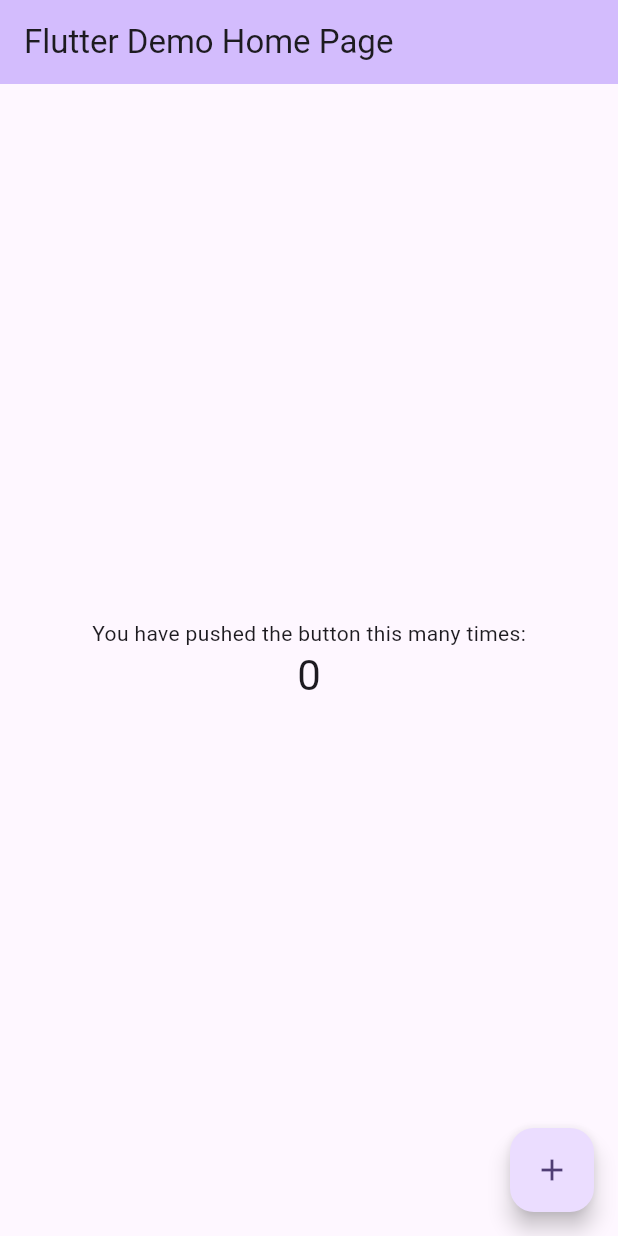
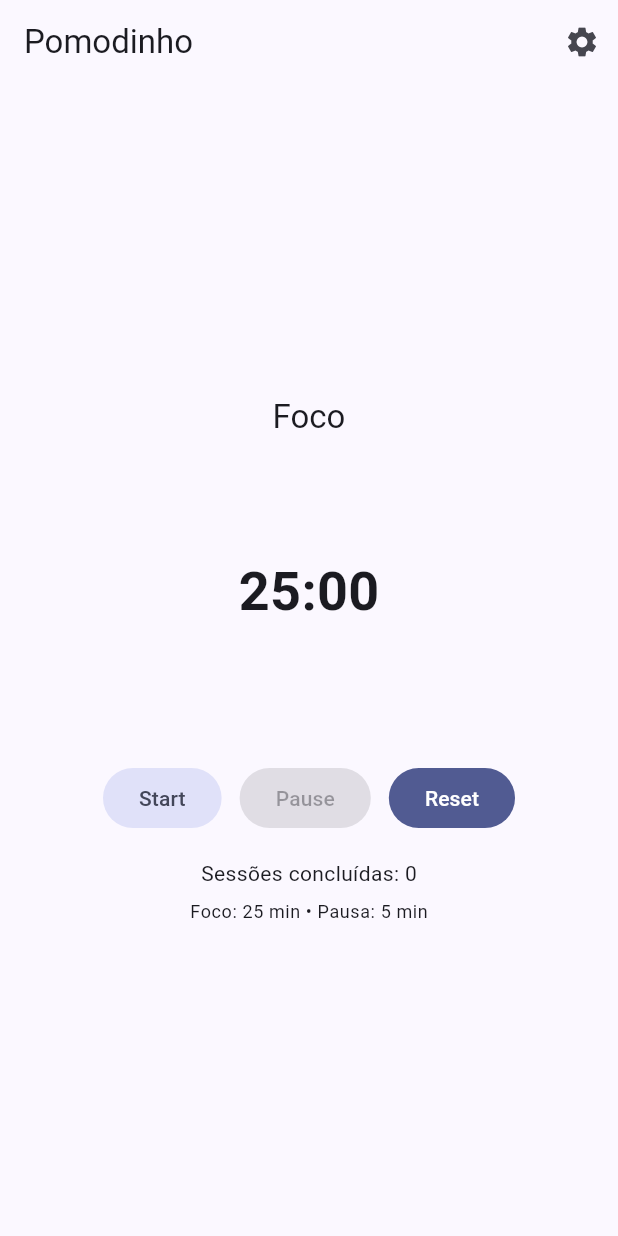
Before and after one commit to HamzeJihad/flutter-state-management-lab, a Flutter app: the screen it shows after launch, on a phone screen of 412 x 824 dp. Run offline on Flutter 3.47's test engine with Material 3 defaults, Android fonts, the phone set to English and light mode, and no system bars; our stand-ins replace get_it, shared_preferences.

Commit message:
pomodoro usando Change e Value notifier

```diff
--- /dev/null
+++ b/lib/app/app.dart
@@ -0,0 +1,25 @@
+import 'package:flutter/material.dart';
+import 'package:flutter_state_management_lab/features/pomodoro/presentation/pages/pomodoro_page.dart';
+import 'theme/app_theme.dart';
+import 'di/locator.dart';
+
+class App extends StatelessWidget {
+  const App({super.key});
+
+  @override
+  Widget build(BuildContext context) {
+    final themeCtrl = sl<ThemeController>();
+    return ValueListenableBuilder<ThemeMode>(
+      valueListenable: themeCtrl.mode,
+      builder: (_, mode, _) {
+        return MaterialApp(
+          title: 'Pomodinho',
+          themeMode: mode,
+          theme: lightTheme,
+          darkTheme: darkTheme,
+          home: const PomodoroPage(),
+        );
+      },
+    );
+  }
+}
--- /dev/null
+++ b/lib/app/theme/app_theme.dart
@@ -0,0 +1,36 @@
+import 'package:flutter/material.dart';
+import '../../domain/repositories/settings_repository.dart';
+
+class ThemeController {
+  final SettingsRepository _repo;
+  final ValueNotifier<ThemeMode> mode;
+
+  ThemeController(this._repo) : mode = ValueNotifier(ThemeMode.light);
+
+  Future<void> init() async {
+    final b = await _repo.loadBrightness();
+    mode.value = (b == Brightness.dark) ? ThemeMode.dark : ThemeMode.light;
+  }
+
+  Future<void> set(ThemeMode m) async {
+    mode.value = m;
+    await _repo.saveBrightness(
+      m == ThemeMode.dark ? Brightness.dark : Brightness.light,
+    );
+  }
+
+  Future<void> toggle() async {
+    final next = mode.value == ThemeMode.light ? ThemeMode.dark : ThemeMode.light;
+    await set(next);
+  }
+}
+
+final ThemeData lightTheme = ThemeData(
+  colorScheme: ColorScheme.fromSeed(seedColor: Colors.indigo),
+  useMaterial3: true,
+);
+
+final ThemeData darkTheme = ThemeData(
+  colorScheme: ColorScheme.fromSeed(seedColor: Colors.indigo, brightness: Brightness.dark),
+  useMaterial3: true,
+);
--- /dev/null
+++ b/lib/core/utils/ticker.dart
@@ -0,0 +1,3 @@
+class Ticker {
+  Stream<int> tick() => Stream.periodic(const Duration(seconds: 1), (i) => i + 1);
+}
--- /dev/null
+++ b/lib/core/utils/time_formatter.dart
@@ -0,0 +1,5 @@
+String formatSeconds(int seconds) {
+  final m = seconds ~/ 60;
+  final s = seconds % 60;
+  return '${m.toString().padLeft(2, '0')}:${s.toString().padLeft(2, '0')}';
+}
--- /dev/null
+++ b/lib/domain/entities/pomodoro_settings.dart
@@ -0,0 +1,12 @@
+class PomodoroSettings {
+  final int workMinutes;
+  final int breakMinutes;
+
+  const PomodoroSettings({required this.workMinutes, required this.breakMinutes});
+
+  PomodoroSettings copyWith({int? workMinutes, int? breakMinutes}) =>
+      PomodoroSettings(
+        workMinutes: workMinutes ?? this.workMinutes,
+        breakMinutes: breakMinutes ?? this.breakMinutes,
+      );
+}
--- /dev/null
+++ b/lib/domain/usecases/load_settings.dart
@@ -0,0 +1,8 @@
+import '../entities/pomodoro_settings.dart';
+import '../repositories/settings_repository.dart';
+
+class LoadSettings {
+  final SettingsRepository repo;
+  LoadSettings(this.repo);
+  Future<PomodoroSettings> call() => repo.load();
+}
--- /dev/null
+++ b/lib/domain/usecases/save_settings.dart
@@ -0,0 +1,8 @@
+import '../entities/pomodoro_settings.dart';
+import '../repositories/settings_repository.dart';
+
+class SaveSettings {
+  final SettingsRepository repo;
+  SaveSettings(this.repo);
+  Future<void> call(PomodoroSettings s) => repo.save(s);
+}
--- /dev/null
+++ b/lib/features/pomodoro/presentation/pages/pomodoro_page.dart
@@ -0,0 +1,168 @@
+import 'package:flutter/material.dart';
+import '../../../../app/di/locator.dart';
+import '../../../../app/theme/app_theme.dart';
+import '../../../../core/utils/time_formatter.dart';
+import '../state/controller_contract.dart';
+import '../state/pomodoro_controller_change.dart';
+
+class PomodoroPage extends StatefulWidget {
+  const PomodoroPage({super.key});
+
+  @override
+  State<PomodoroPage> createState() => _PomodoroPageState();
+}
+
+class _PomodoroPageState extends State<PomodoroPage> {
+  late final IPomodoroController controller;
+
+  @override
+  void initState() {
+    super.initState();
+    controller = sl<PomodoroControllerChange>();
+    controller.init();
+  }
+
+  @override
+  void dispose() {
+    controller.dispose();
+    super.dispose();
+  }
+
+  void _openSettings() async {
+    final workCtrl = TextEditingController(text: controller.workMinutes.toString());
+    final breakCtrl = TextEditingController(text: controller.breakMinutes.toString());
+    final themeCtrl = sl<ThemeController>();
+
+    await showModalBottomSheet(
+      context: context,
+      useSafeArea: true,
+      showDragHandle: true,
+      builder: (_) {
+        return Padding(
+          padding: const EdgeInsets.all(16),
+          child: ListView(
+            children: [
+              const Text('Ajustes', style: TextStyle(fontSize: 18, fontWeight: FontWeight.bold)),
+              const SizedBox(height: 16),
+              TextField(
+                controller: workCtrl,
+                keyboardType: TextInputType.number,
+                decoration: const InputDecoration(labelText: 'Minutos de foco', border: OutlineInputBorder()),
+              ),
+              const SizedBox(height: 12),
+              TextField(
+                controller: breakCtrl,
+                keyboardType: TextInputType.number,
+                decoration: const InputDecoration(labelText: 'Minutos de pausa', border: OutlineInputBorder()),
+              ),
+              const SizedBox(height: 12),
+              Row(
+                children: [
+                  const Text('Tema escuro'),
+                  const Spacer(),
+                  ValueListenableBuilder(
+                    valueListenable: themeCtrl.mode,
+                    builder: (_, mode, _) => Switch(
+                      value: mode == ThemeMode.dark,
+                      onChanged: (_) => themeCtrl.toggle(),
+                    ),
+                  ),
+                ],
+              ),
+              const SizedBox(height: 16),
+              FilledButton(
+                onPressed: () async {
+                  final w = int.tryParse(workCtrl.text) ?? controller.workMinutes;
+                  final b = int.tryParse(breakCtrl.text) ?? controller.breakMinutes;
+                  await controller.updateSettings(workMin: w, breakMin: b);
+                  if (mounted) Navigator.of(context).pop();
+                },
+                child: const Text('Salvar'),
+              ),
+            ],
+          ),
+        );
+      },
+    );
+  }
+
+  @override
+  Widget build(BuildContext context) {
+    return AnimatedBuilder(
+      animation: controller as ChangeNotifier,
+      builder: (_, _) {
+        final remaining = formatSeconds(controller.remainingSeconds);
+        final isRunning = controller.isRunning;
+        final isFocus = controller.phase == PomodoroPhase.focus;
+
+        return Scaffold(
+          appBar: AppBar(
+            title: const Text('Pomodinho'),
+            actions: [
+              IconButton(
+                icon: const Icon(Icons.settings),
+                onPressed: _openSettings,
+              ),
+            ],
+          ),
+          body: Center(
+            child: Padding(
+              padding: const EdgeInsets.all(24),
+              child: Column(
+                mainAxisAlignment: MainAxisAlignment.center,
+                children: [
+                  Text(isFocus ? 'Foco' : 'Pausa', style: Theme.of(context).textTheme.titleLarge),
+                  const SizedBox(height: 12),
+                  SizedBox(
+                    width: 180,
+                    height: 180,
+                    child: Stack(
+                      alignment: Alignment.center,
+                      children: [
+                        SizedBox(
+                          width: 160,
+                          height: 160,
+                          child: CircularProgressIndicator(
+                            value: controller.progress.clamp(0, 1),
+                            strokeWidth: 10,
+                          ),
+                        ),
+                        Text(
+                          remaining,
+                          style: const TextStyle(fontSize: 36, fontWeight: FontWeight.bold),
+                        ),
+                      ],
+                    ),
+                  ),
+                  const SizedBox(height: 24),
+                  Wrap(
+                    spacing: 12,
+                    children: [
+                      FilledButton.tonal(
+                        onPressed: isRunning ? null : controller.start,
+                        child: const Text('Start'),
+                      ),
+                      FilledButton.tonal(
+                        onPressed: isRunning ? controller.pause : null,
+                        child: const Text('Pause'),
+                      ),
+                      FilledButton(
+                        onPressed: controller.reset,
+                        child: const Text('Reset'),
+                      ),
+                    ],
+                  ),
+                  const SizedBox(height: 16),
+                  Text('Sessões concluídas: ${controller.sessionsDone}'),
+                  const SizedBox(height: 8),
+                  Text('Foco: ${controller.workMinutes} min • Pausa: ${controller.breakMinutes} min',
+                      style: Theme.of(context).textTheme.bodySmall),
+                ],
+              ),
+            ),
+          ),
+        );
+      },
+    );
+  }
+}
--- /dev/null
+++ b/lib/features/pomodoro/presentation/state/controller_contract.dart
@@ -0,0 +1,18 @@
+enum PomodoroPhase { focus, breakTime }
+
+abstract class IPomodoroController {
+  int get remainingSeconds;
+  int get workMinutes;
+  int get breakMinutes;
+  bool get isRunning;
+  PomodoroPhase get phase;
+  int get sessionsDone;
+  double get progress;
+
+  Future<void> init();
+  Future<void> start();
+  Future<void> pause();
+  Future<void> reset();
+  Future<void> updateSettings({required int workMin, required int breakMin});
+  void dispose();
+}
--- /dev/null
+++ b/lib/features/pomodoro/presentation/state/pomodoro_controller_change.dart
@@ -0,0 +1,104 @@
+import 'dart:async';
+import 'package:flutter/foundation.dart';
+import '../../../../core/utils/ticker.dart';
+import '../../../../domain/entities/pomodoro_settings.dart';
+import '../../../../domain/usecases/load_settings.dart';
+import '../../../../domain/usecases/save_settings.dart';
+import 'controller_contract.dart';
+
+class PomodoroControllerChange extends ChangeNotifier implements IPomodoroController {
+  final Ticker _ticker;
+  final LoadSettings _loadSettings;
+  final SaveSettings _saveSettings;
+
+  PomodoroControllerChange(this._ticker, this._loadSettings, this._saveSettings);
+
+  int _remaining = 0;
+  int _work = 25;
+  int _break = 5;
+  bool _running = false;
+  PomodoroPhase _phase = PomodoroPhase.focus;
+  int _sessions = 0;
+  StreamSubscription<int>? _sub;
+
+  @override int get remainingSeconds => _remaining;
+  @override int get workMinutes => _work;
+  @override int get breakMinutes => _break;
+  @override bool get isRunning => _running;
+  @override PomodoroPhase get phase => _phase;
+  @override int get sessionsDone => _sessions;
+
+  @override
+  double get progress {
+    final total = (_phase == PomodoroPhase.focus ? _work : _break) * 60;
+    if (total == 0) return 0;
+    return 1 - (_remaining / total);
+  }
+
+  @override
+  Future<void> init() async {
+    final s = await _loadSettings();
+    _work = s.workMinutes;
+    _break = s.breakMinutes;
+    _resetPhaseTimer();
+    notifyListeners();
+  }
+
+  void _resetPhaseTimer() {
+    _remaining = (_phase == PomodoroPhase.focus ? _work : _break) * 60;
+  }
+
+  void _tick() {
+    if (_remaining > 0) {
+      _remaining -= 1;
+      notifyListeners();
+    } else {
+      _onPhaseComplete();
+    }
+  }
+
+  void _onPhaseComplete() {
+    if (_phase == PomodoroPhase.focus) _sessions += 1;
+    _phase = _phase == PomodoroPhase.focus ? PomodoroPhase.breakTime : PomodoroPhase.focus;
+    _resetPhaseTimer();
+    notifyListeners();
+  }
+
+  @override
+  Future<void> start() async {
+    if (_running) return;
+    _running = true;
+    _sub = _ticker.tick().listen((_) => _tick());
+    notifyListeners();
+  }
+
+  @override
+  Future<void> pause() async {
+    _running = false;
+    await _sub?.cancel();
+    _sub = null;
+    notifyListeners();
+  }
+
+  @override
+  Future<void> reset() async {
+    await pause();
+    _resetPhaseTimer();
+    notifyListeners();
+  }
+
+  @override
+  Future<void> updateSettings({required int workMin, required int breakMin}) async {
+    _work = workMin;
+    _break = breakMin;
+    await _saveSettings(PomodoroSettings(workMinutes: _work, breakMinutes: _break));
+    _resetPhaseTimer();
+    notifyListeners();
+  }
+
+  @override
+  void dispose() {
+    _sub?.cancel();
+    super.dispose();
+  }
+}
--- a/lib/main.dart
+++ b/lib/main.dart
@@ -1,122 +1,11 @@
 import 'package:flutter/material.dart';
+import 'package:flutter_state_management_lab/app/theme/app_theme.dart';
+import 'app/app.dart';
+import 'app/di/locator.dart';
 
-void main() {
-  runApp(const MyApp());
+void main() async {
+  WidgetsFlutterBinding.ensureInitialized();
+  await setupLocator();
+  await sl<ThemeController>().init();
+  runApp(const App());
 }
-
-class MyApp extends StatelessWidget {
-  const MyApp({super.key});
-
-  // This widget is the root of your application.
-  @override
-  Widget build(BuildContext context) {
-    return MaterialApp(
-      title: 'Flutter Demo',
-      theme: ThemeData(
-        // This is the theme of your application.
-        //
-        // TRY THIS: Try running your application with "flutter run". You'll see
-        // the application has a purple toolbar. Then, without quitting the app,
-        // try changing the seedColor in the colorScheme below to Colors.green
-        // and then invoke "hot reload" (save your changes or press the "hot
-        // reload" button in a Flutter-supported IDE, or press "r" if you used
-        // the command line to start the app).
-        //
-        // Notice that the counter didn't reset back to zero; the application
-        // state is not lost during the reload. To reset the state, use hot
-        // restart instead.
-        //
-        // This works for code too, not just values: Most code changes can be
-        // tested with just a hot reload.
-        colorScheme: ColorScheme.fromSeed(seedColor: Colors.deepPurple),
-      ),
-      home: const MyHomePage(title: 'Flutter Demo Home Page'),
-    );
-  }
-}
-
-class MyHomePage extends StatefulWidget {
-  const MyHomePage({super.key, required this.title});
-
-  // This widget is the home page of your application. It is stateful, meaning
-  // that it has a State object (defined below) that contains fields that affect
-  // how it looks.
-
-  // This class is the configuration for the state. It holds the values (in this
-  // case the title) provided by the parent (in this case the App widget) and
-  // used by the build method of the State. Fields in a Widget subclass are
-  // always marked "final".
-
-  final String title;
-
-  @override
-  State<MyHomePage> createState() => _MyHomePageState();
-}
-
-class _MyHomePageState extends State<MyHomePage> {
-  int _counter = 0;
-
-  void _incrementCounter() {
-    setState(() {
-      // This call to setState tells the Flutter framework that something has
-      // changed in this State, which causes it to rerun the build method below
-      // so that the display can reflect the updated values. If we changed
-      // _counter without calling setState(), then the build method would not be
-      // called again, and so nothing would appear to happen.
-      _counter++;
-    });
-  }
-
-  @override
-  Widget build(BuildContext context) {
-    // This method is rerun every time setState is called, for instance as done
-    // by the _incrementCounter method above.
-    //
-    // The Flutter framework has been optimized to make rerunning build methods
-    // fast, so that you can just rebuild anything that needs updating rather
-    // than having to individually change instances of widgets.
-    return Scaffold(
-      appBar: AppBar(
-        // TRY THIS: Try changing the color here to a specific color (to
-        // Colors.amber, perhaps?) and trigger a hot reload to see the AppBar
-        // change color while the other colors stay the same.
-        backgroundColor: Theme.of(context).colorScheme.inversePrimary,
-        // Here we take the value from the MyHomePage object that was created by
-        // the App.build method, and use it to set our appbar title.
-        title: Text(widget.title),
-      ),
-      body: Center(
-        // Center is a layout widget. It takes a single child and positions it
-        // in the middle of the parent.
-        child: Column(
-          // Column is also a layout widget. It takes a list of children and
-          // arranges them vertically. By default, it sizes itself to fit its
-          // children horizontally, and tries to be as tall as its parent.
-          //
-          // Column has various properties to control how it sizes itself and
-          // how it positions its children. Here we use mainAxisAlignment to
-          // center the children vertically; the main axis here is the vertical
-          // axis because Columns are vertical (the cross axis would be
-          // horizontal).
-          //
-          // TRY THIS: Invoke "debug painting" (choose the "Toggle Debug Paint"
-          // action in the IDE, or press "p" in the console), to see the
-          // wireframe for each widget.
-          mainAxisAlignment: MainAxisAlignment.center,
-          children: <Widget>[
-            const Text('You have pushed the button this many times:'),
-            Text(
-              '$_counter',
-              style: Theme.of(context).textTheme.headlineMedium,
-            ),
-          ],
-        ),
-      ),
-      floatingActionButton: FloatingActionButton(
-        onPressed: _incrementCounter,
-        tooltip: 'Increment',
-        child: const Icon(Icons.add),
-      ), // This trailing comma makes auto-formatting nicer for build methods.
-    );
-  }
-}
--- a/pubspec.yaml
+++ b/pubspec.yaml
@@ -34,6 +34,9 @@ dependencies:
   # The following adds the Cupertino Icons font to your application.
   # Use with the CupertinoIcons class for iOS style icons.
   cupertino_icons: ^1.0.8
+  shared_preferences: ^2.5.3
+  get_it: ^8.2.0
+  flutter_lints: ^6.0.0
 
 dev_dependencies:
   flutter_test:
@@ -44,7 +47,6 @@ dev_dependencies:
   # activated in the `analysis_options.yaml` file located at the root of your
   # package. See that file for information about deactivating specific lint
   # rules and activating additional ones.
-  flutter_lints: ^5.0.0
 
 # For information on the generic Dart part of this file, see the
 # following page: https://dart.dev/tools/pub/pubspec
```
Also changed, not shown: lib/app/di/locator.dart (added, +25 -0 lines), lib/data/datasources/local/prefs_datasource.dart (added, +19 -0 lines), lib/data/models/pomodoro_settings_model.dart (added, +24 -0 lines), lib/domain/repositories/settings_repository.dart (added, +10 -0 lines), lib/domain/repositories/settings_repository_impl.dart (added, +26 -0 lines), pubspec.lock, 11 other files.
